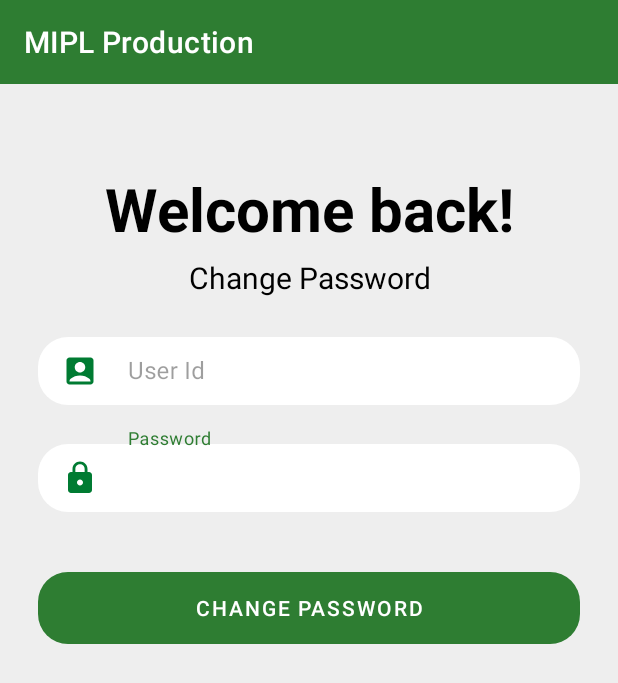
After one commit to g1jadhav/MSCOPE, an Android app: the ChangePasswordActivity screen opened directly, with no data from a screen before it, on a phone screen of 412 x 824 dp. The commit adds this screen. Shown: the top 683 px of the screen. Run offline under Robolectric (Android 15) with nearby library versions, the phone set to English and light mode, and no system bars; network calls fail.

```diff
--- a/app/src/main/java/mahyco/mipl/nxg/util/Api.java
+++ b/app/src/main/java/mahyco/mipl/nxg/util/Api.java
@@ -38,6 +38,10 @@ public interface Api {
 
     @POST(Constants.CHECK_LOGIN)
     Call<String> checkLogin(@Body JsonObject jsonObject);
+
+    @POST(Constants.CHANAGE_PASSWORD)
+    Call<String> changePassword(@Body JsonObject jsonObject);
+
 
     @POST(Constants.CREATEUSER)
     Call<String> createUser(@Body JsonObject jsonObject);
--- a/app/src/main/java/mahyco/mipl/nxg/util/Constants.java
+++ b/app/src/main/java/mahyco/mipl/nxg/util/Constants.java
@@ -3,15 +3,16 @@ package mahyco.mipl.nxg.util;
 public class Constants {
     //Live Server
   //  public static final String BASE_URL = "http://10.80.50.26/MIPL/api/";
-    public static final String BASE_URL = "https://mscope.mahyco.com/api/";
+   // public static final String BASE_URL = "https://mscope.mahyco.com/api/";
   // Test Server
-   // public static final String BASE_URL = "http://10.80.50.153/MIPL/api/";
+    public static final String BASE_URL = "http://10.80.50.153/MIPL/api/";
 
     public static final String CREATEUSER ="staffUser/create" ;
     public static final String GETCATEGORY = "countryCategory/getall";
     public static final String GETCATEGORY_BY_PARENT = "countryMaster/getall";
   //  public static final String SUBMIT_GROWER = "users/create";
     public static final String SUBMIT_GROWER = "users/newCreate";
+    public static final String CHANAGE_PASSWORD ="staffUser/changePassword" ;
     static final String CHECK_LOGIN="customToken/customToken";
     public static final String GET_SEASON = "season/getall";
     public static final String GET_CROP = "crop/getall";
--- /dev/null
+++ b/app/src/main/java/mahyco/mipl/nxg/view/changepassword/ChangePasswordAPI.java
@@ -0,0 +1,74 @@
+package mahyco.mipl.nxg.view.changepassword;
+
+import android.app.ProgressDialog;
+import android.content.Context;
+import android.util.Log;
+import android.widget.Toast;
+
+import com.google.gson.JsonObject;
+
+import java.util.List;
+
+import mahyco.mipl.nxg.model.CategoryChildModel;
+import mahyco.mipl.nxg.model.CategoryModel;
+import mahyco.mipl.nxg.util.RetrofitClient;
+import mahyco.mipl.nxg.view.login.LoginAPIListener;
+import retrofit2.Call;
+import retrofit2.Callback;
+import retrofit2.Response;
+
+public class ChangePasswordAPI {
+
+
+    Context context;
+    String result = "";
+    ProgressDialog progressDialog;
+    ChangePasswordAPIListener resultOutput;
+
+    public ChangePasswordAPI(Context context, ChangePasswordAPIListener resultOutput) {
+        this.context = context;
+        this.resultOutput = resultOutput;
+        progressDialog = new ProgressDialog(context);
+        progressDialog.setCancelable(false);
+        progressDialog.setMessage("Please Wait..");
+    }
+
+    public void validateLogin(JsonObject jsonObject) {
+        try {
+
+            if (!progressDialog.isShowing())
+                progressDialog.show();
+
+            Call<String> call = RetrofitClient.getInstance().getMyApi().changePassword(jsonObject);
+            call.enqueue(new Callback<String>() {
+                @Override
+                public void onResponse(Call<String> call, Response<String> response) {
+
+                    if (progressDialog.isShowing())
+                        progressDialog.dismiss();
+
+                    if (response.body() != null) {
+                        String result = response.body();
+                        try {
+                            resultOutput.onResult(result);
+                        } catch (NullPointerException e) {
+                            Toast.makeText(context, "Error is " + e.getMessage(), Toast.LENGTH_SHORT).show();
+                        } catch (Exception e) {
+                            Toast.makeText(context, "Error is " + e.getMessage(), Toast.LENGTH_LONG).show();
+                        }
+                    }
+                }
+
+                @Override
+                public void onFailure(Call<String> call, Throwable t) {
+                    if (progressDialog.isShowing())
+                        progressDialog.dismiss();
+                    Log.e("Error is", t.getMessage());
+                }
+            });
+        } catch (Exception e) {
+
+        }
+    }
+
+}
--- /dev/null
+++ b/app/src/main/java/mahyco/mipl/nxg/view/changepassword/ChangePasswordAPIListener.java
@@ -0,0 +1,8 @@
+package mahyco.mipl.nxg.view.changepassword;
+
+import java.util.List;
+
+public interface ChangePasswordAPIListener {
+    public void onResult(String result);
+
+}
--- /dev/null
+++ b/app/src/main/java/mahyco/mipl/nxg/view/changepassword/ChangePasswordActivity.java
@@ -0,0 +1,144 @@
+package mahyco.mipl.nxg.view.changepassword;
+
+import androidx.appcompat.app.AppCompatActivity;
+
+import android.app.AlertDialog;
+import android.content.Context;
+import android.content.DialogInterface;
+import android.content.Intent;
+import android.os.Bundle;
+import android.util.Log;
+import android.view.View;
+import android.widget.Button;
+import android.widget.EditText;
+import android.widget.Toast;
+
+import com.google.gson.JsonObject;
+
+import org.json.JSONObject;
+
+import mahyco.mipl.nxg.MainActivity;
+import mahyco.mipl.nxg.R;
+import mahyco.mipl.nxg.util.Preferences;
+import mahyco.mipl.nxg.view.login.Login;
+import mahyco.mipl.nxg.view.login.LoginAPI;
+
+public class ChangePasswordActivity extends AppCompatActivity implements  ChangePasswordAPIListener{
+String str_usercode="",str_country="",str_password="";
+    EditText et_usercode, et_password;
+    Button btn_login;
+    Context context;
+  ChangePasswordAPI changePasswordAPI;
+    @Override
+    protected void onCreate(Bundle savedInstanceState) {
+        super.onCreate(savedInstanceState);
+        setContentView(R.layout.activity_change_password);
+        context=ChangePasswordActivity.this;
+        init();
+        Bundle bundle=getIntent().getExtras();
+        try{
+
+            str_usercode=bundle.getString("usercode").toString().trim();
+            str_country=bundle.getString("countryid").toString().trim();
+            et_usercode.setText(str_usercode.trim());
+            Log.i("Test Data",str_country+" "+str_country);
+        }catch (Exception e)
+        {
+
+        }
+
+    }
+
+    public void init() {
+
+        et_password = findViewById(R.id.et_password);
+        et_usercode = findViewById(R.id.et_usercode);
+        btn_login = findViewById(R.id.btn_login);
+changePasswordAPI=new ChangePasswordAPI(context,this);
+        btn_login.setOnClickListener(new View.OnClickListener() {
+            @Override
+            public void onClick(View view) {
+                str_usercode = et_usercode.getText().toString().trim();
+                str_password = et_password.getText().toString().trim();
+                if(str_password.trim().equals("Mahyco@23#"))
+                {
+                    Toast.makeText(context, "Please enter different password.", Toast.LENGTH_SHORT).show();
+                }else
+                {
+                    if(validateUI()) {
+                         changePassword(str_usercode, str_password);
+                    }
+                }
+            }
+        });
+
+    }
+
+     void changePassword(String str_usercode, String str_password) {
+        try{
+            JsonObject jsonObject = new JsonObject();
+            jsonObject.addProperty("UserCode", str_usercode);
+            jsonObject.addProperty("Password", str_password);
+            jsonObject.addProperty("CountryId", str_country);
+
+            changePasswordAPI.validateLogin(jsonObject);
+        }catch(Exception e)
+        {
+
+        }
+    }
+
+    private boolean validateUI() {
+        try {
+            int cnt = 0;
+
+            if (str_usercode.isEmpty()) {
+                et_usercode.setError("Please Enter User Id");
+                cnt++;
+            }
+            if (str_password.isEmpty()) {
+                et_password.setError("Please enter Password");
+                cnt++;
+            }
+
+            if (cnt == 0)
+                return true;
+            else
+                return false;
+        } catch (Exception e) {
+            return false;
+        }
+    }
+
+
+    @Override
+    public void onResult(String result) {
+         try{
+
+             JSONObject jsonObject=new JSONObject(result.trim());
+             //Toast.makeText(context, , Toast.LENGTH_SHORT).show();
+
+             AlertDialog.Builder builder = new AlertDialog.Builder(context);
+             builder.setMessage("Username : "+jsonObject.getString("UserName")+" ,\nPassword changed successfully. Please login again.");
+             builder.setTitle("MScope");
+             builder.setCancelable(false);
+             builder.setPositiveButton("Ok", (DialogInterface.OnClickListener) (dialog, which) -> {
+                 finish();
+             });
+             AlertDialog alertDialog = builder.create();
+             alertDialog.show();
+
+         }catch(Exception e)
+         {
+             AlertDialog.Builder builder = new AlertDialog.Builder(context);
+             builder.setMessage("Something went wrong.");
+             builder.setTitle("MScope");
+             builder.setCancelable(false);
+             builder.setPositiveButton("Ok", (DialogInterface.OnClickListener) (dialog, which) -> {
+                 dialog.dismiss();
+             });
+             AlertDialog alertDialog = builder.create();
+             alertDialog.show();
+         }
+    }
+}
--- /dev/null
+++ b/app/src/main/res/layout/activity_change_password.xml
@@ -0,0 +1,121 @@
+<?xml version="1.0" encoding="utf-8"?>
+<RelativeLayout xmlns:android="http://schemas.android.com/apk/res/android"
+    xmlns:app="http://schemas.android.com/apk/res-auto"
+    xmlns:tools="http://schemas.android.com/tools"
+    android:layout_width="match_parent"
+    android:layout_height="match_parent"
+    android:background="@color/login_background"
+    tools:context=".view.changepassword.ChangePasswordActivity">
+
+
+    <ScrollView
+        android:layout_width="match_parent"
+        android:layout_height="match_parent"
+        android:layout_above="@+id/version_code"
+        android:layout_marginTop="?attr/actionBarSize"
+        android:fillViewport="true">
+
+        <LinearLayout
+            android:layout_width="match_parent"
+            android:layout_height="wrap_content"
+            android:orientation="vertical">
+
+            <androidx.appcompat.widget.AppCompatTextView
+                android:layout_width="match_parent"
+                android:layout_height="wrap_content"
+                android:gravity="center"
+                android:text="@string/welcome_back"
+                android:textColor="@color/black"
+                android:textSize="40sp"
+                android:textStyle="bold" />
+
+            <androidx.appcompat.widget.AppCompatTextView
+                android:layout_width="match_parent"
+                android:layout_height="wrap_content"
+                android:layout_marginTop="5dp"
+                android:gravity="center"
+                android:text="Change Password"
+                android:textColor="@color/black"
+                android:textSize="20sp" />
+
+            <LinearLayout
+                android:layout_width="match_parent"
+                android:layout_height="wrap_content"
+                android:layout_marginLeft="25dp"
+                android:layout_marginRight="25dp"
+                android:orientation="vertical">
+
+
+                <com.google.android.material.textfield.TextInputLayout
+                    android:layout_width="match_parent"
+                    android:layout_height="wrap_content"
+                    android:layout_marginTop="15dp"
+                    android:enabled="false"
+                    app:boxBackgroundMode="none">
+
+                    <EditText
+                        android:id="@+id/et_usercode"
+                        android:layout_width="match_parent"
+                        android:layout_height="45dp"
+                        android:background="@drawable/login_screen_edittext"
+                        android:drawableStart="@drawable/user_name"
+                        android:drawablePadding="20dp"
+                        android:hint="@string/user_id"
+                        android:imeOptions="actionNext"
+                        android:inputType="text"
+                        android:padding="10dp"
+                        android:textColor="@color/black_color" />
+                </com.google.android.material.textfield.TextInputLayout>
+
+                <com.google.android.material.textfield.TextInputLayout
+                    android:layout_width="match_parent"
+                    android:layout_height="wrap_content"
+                    android:layout_marginTop="15dp"
+                    app:boxBackgroundMode="none">
+
+                    <EditText
+                        android:id="@+id/et_password"
+                        android:layout_width="match_parent"
+                        android:layout_height="45dp"
+                        android:background="@drawable/login_screen_edittext"
+                        android:drawableStart="@drawable/password"
+                        android:drawablePadding="20dp"
+                        android:hint="@string/password"
+                        android:imeOptions="actionDone"
+                        android:inputType="textPassword"
+                        android:padding="10dp"
+                        android:textColor="@color/black_color"
+                        tools:ignore="TouchTargetSizeCheck" />
+                </com.google.android.material.textfield.TextInputLayout>
+
+                <Button
+                    android:id="@+id/btn_login"
+                    android:layout_width="match_parent"
+                    android:layout_height="48dp"
+                    android:layout_marginTop="40dp"
+                    android:background="@drawable/login_btn"
+                    android:onClick="login"
+                    android:text="Change Password"
+                    android:textColor="@color/white_color" />
+
+            </LinearLayout>
+
+            <LinearLayout
+                android:layout_width="match_parent"
+                android:layout_height="wrap_content"
+                android:layout_marginTop="20dp"
+                android:weightSum="2"/>
+        </LinearLayout>
+    </ScrollView>
+
+    <TextView
+        android:id="@+id/version_code"
+        android:layout_width="match_parent"
+        android:layout_height="wrap_content"
+        android:layout_alignParentBottom="true"
+        android:gravity="end"
+        android:padding="10dp"
+        android:textColor="@color/btn_color"
+        android:textSize="15sp"
+        android:textStyle="bold" />
+</RelativeLayout>
```
Also changed, not shown: app/src/main/AndroidManifest.xml (+7 -2 lines), app/src/main/java/mahyco/mipl/nxg/MainActivity.java (+4 -4 lines), app/src/main/java/mahyco/mipl/nxg/util/SqlightDatabase.java (+19 -0 lines), app/src/main/java/mahyco/mipl/nxg/view/login/Login.java (+14 -1 lines), app/src/main/java/mahyco/mipl/nxg/view/registration/Registration.java (+14 -4 lines), app/src/main/java/mahyco/mipl/nxg/view/uploaddata/NewActivityUpload.java (+50 -49 lines), app/src/main/res/layout/activity_registration.xml (+27 -1 lines), app/src/main/res/values/strings.xml (+8 -1 lines).
